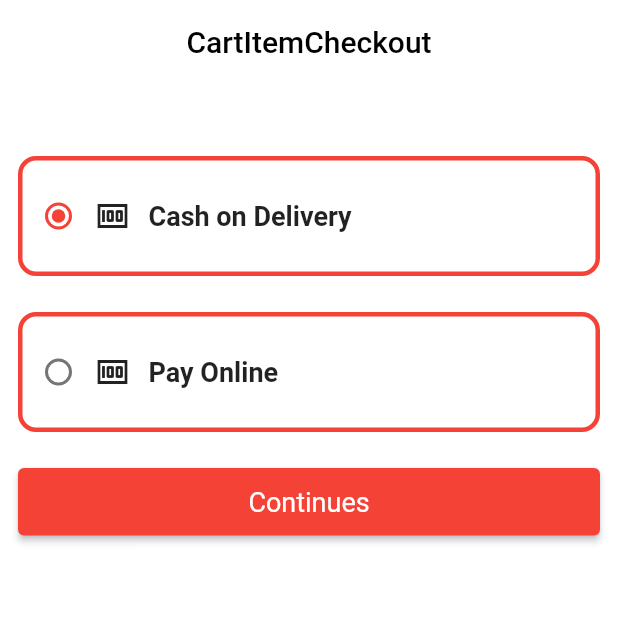
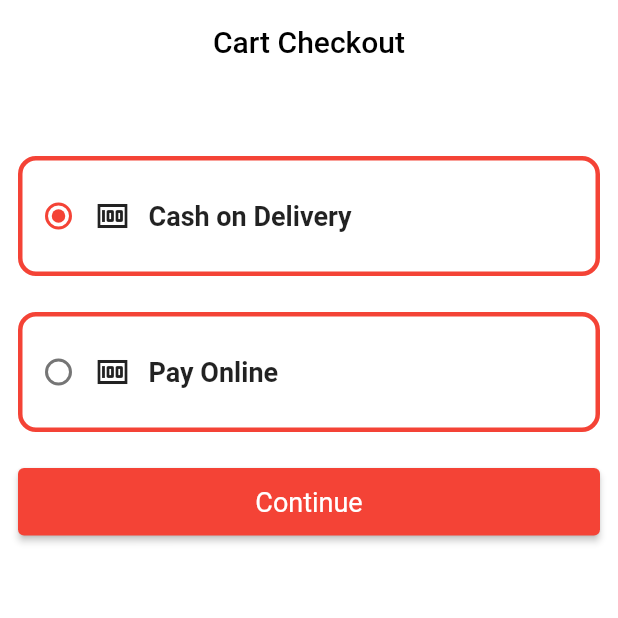
Before and after one commit to melmatx/QuickCart, a Flutter app: the CartItemCheckout screen opened directly, on a phone screen of 412 x 824 dp, the top half of it. Run offline on Flutter 3.47's test engine with Material 2 defaults, Android fonts, the phone set to English and light mode, and no system bars; our stand-ins replace cloud_firestore, firebase_auth, firebase_core, firebase_messaging, firebase_storage, fluttertoast and 2 more; missing offline and left inert: flutter_stripe; accounts and stored records are empty.

Commit message:
Minor visual improvements

```diff
--- a/lib/screens/cart_item_checkout/cart_item_checkout.dart
+++ b/lib/screens/cart_item_checkout/cart_item_checkout.dart
@@ -31,7 +31,7 @@ class _CartItemCheckoutState extends State<CartItemCheckout> {
         backgroundColor: Colors.white,
         centerTitle: true,
         title: const Text(
-          "CartItemCheckout",
+          "Cart Checkout",
           style: TextStyle(
             color: Colors.black,
           ),
@@ -115,7 +115,7 @@ class _CartItemCheckoutState extends State<CartItemCheckout> {
               height: 24.0,
             ),
             PrimaryButton(
-              title: "Continues",
+              title: "Continue",
               onPressed: () async {
                 appProvider.clearBuyProduct();
                 appProvider.addBuyProductCartList();
@@ -127,7 +127,7 @@ class _CartItemCheckoutState extends State<CartItemCheckout> {
                           "Cash on delivery");
 
                   if (value) {
-                    Future.delayed(const Duration(seconds: 2), () {
+                    Future.delayed(const Duration(seconds: 1), () {
                       appProvider.clearBuyProduct();
                       appProvider.clearCart();
                       Routes.instance.push(
--- a/lib/screens/change_password/change_password.dart
+++ b/lib/screens/change_password/change_password.dart
@@ -32,6 +32,9 @@ class _ChangePasswordState extends State<ChangePassword> {
       body: ListView(
         padding: const EdgeInsets.symmetric(horizontal: 20),
         children: [
+          const SizedBox(
+            height: 20.0,
+          ),
           TextFormField(
             controller: newpassword,
             obscureText: isShowPassword,
```
Also changed, not shown: pubspec.lock.
